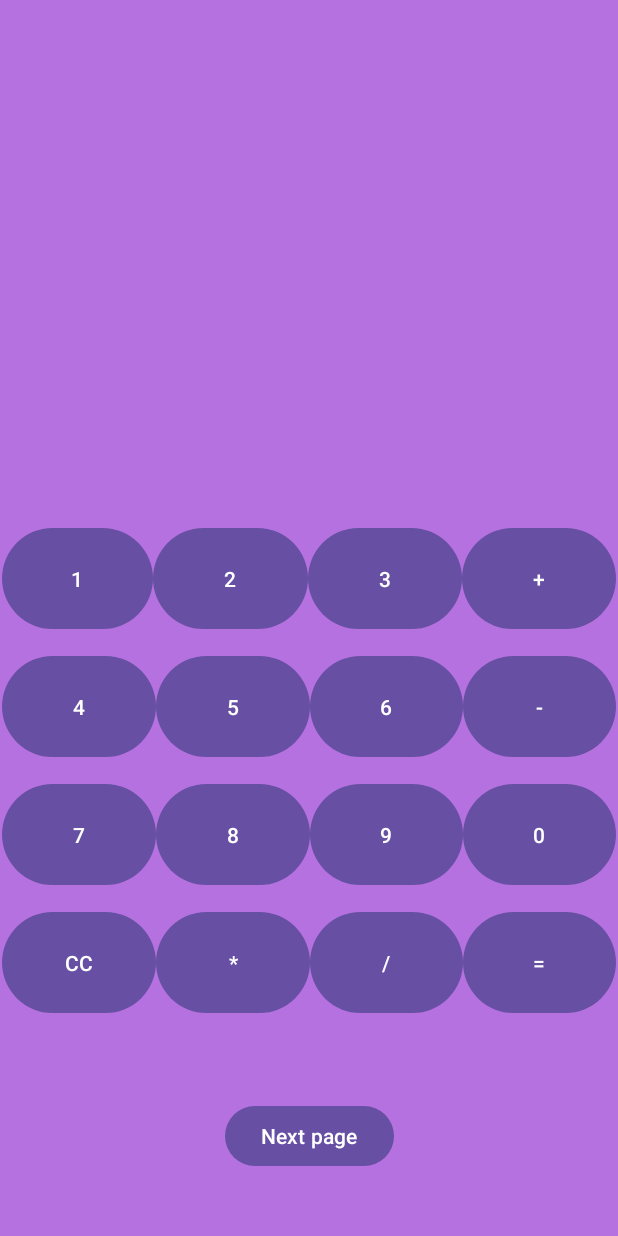
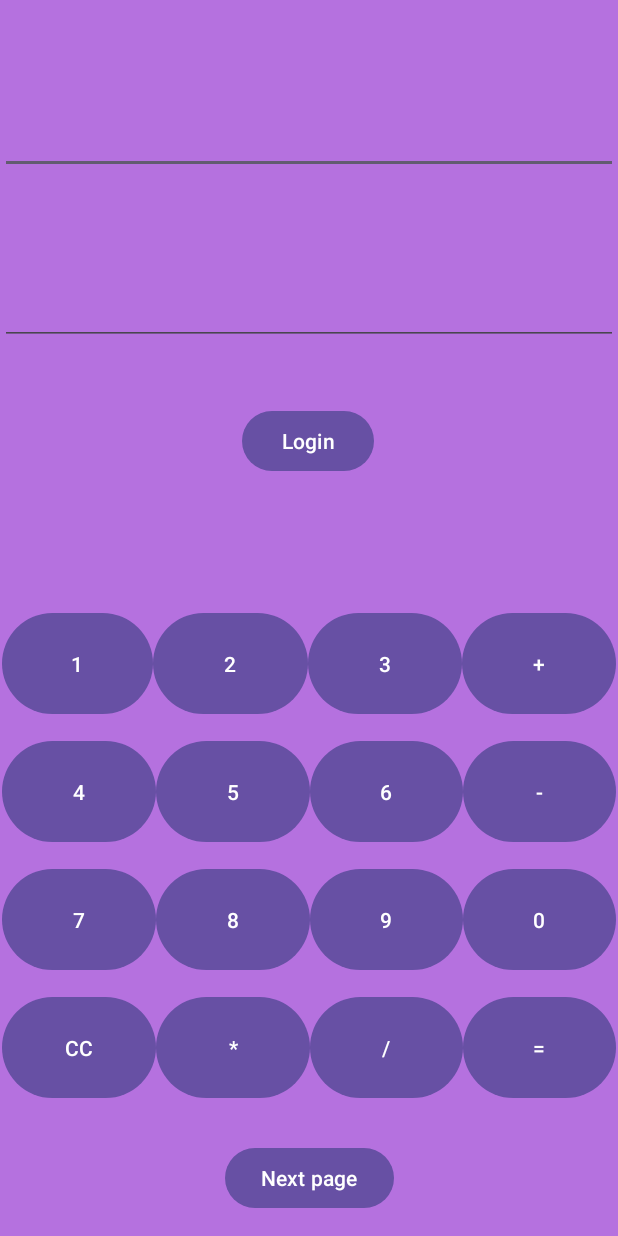
Before and after one commit to Nanthana2003/appDev, an Android app: the screen it shows after launch (MainActivity), on a phone screen of 412 x 824 dp. Run offline under Robolectric (Android 15) with nearby library versions, the phone set to English and light mode, and no system bars.

Commit message:
login system

```diff
--- a/app/build.gradle
+++ b/app/build.gradle
@@ -38,4 +38,5 @@
     androidTestImplementation libs.ext.junit
     androidTestImplementation libs.espresso.core
     implementation 'net.objecthunter:exp4j:0.4.8'
+    implementation "com.squareup.okhttp3:okhttp:4.9.0"
 }
--- a/app/src/main/res/layout/activity_main.xml
+++ b/app/src/main/res/layout/activity_main.xml
@@ -9,17 +9,17 @@
     tools:context=".MainActivity">
 
     <TextView
+        android:id="@+id/ans"
         android:layout_width="wrap_content"
         android:layout_height="wrap_content"
         android:text=""
         android:textSize="32dp"
-        android:id="@+id/ans"
         app:layout_constraintBottom_toBottomOf="parent"
         app:layout_constraintEnd_toEndOf="parent"
-        app:layout_constraintHorizontal_bias="0.498"
+        app:layout_constraintHorizontal_bias="0.897"
         app:layout_constraintStart_toStartOf="parent"
         app:layout_constraintTop_toTopOf="parent"
-        app:layout_constraintVertical_bias="0.219" />
+        app:layout_constraintVertical_bias="0.364" />
 
     <LinearLayout
         android:id="@+id/linearLayout"
@@ -211,4 +211,39 @@
         app:layout_constraintStart_toStartOf="parent"
         app:layout_constraintTop_toBottomOf="@+id/linearLayout" />
 
+    <Button
+        android:id="@+id/loginb"
+        android:layout_width="wrap_content"
+        android:layout_height="wrap_content"
+        android:onClick="loginFunc"
+        android:text="Login"
+        app:layout_constraintBottom_toBottomOf="parent"
+        app:layout_constraintEnd_toEndOf="parent"
+        app:layout_constraintHorizontal_bias="0.498"
+        app:layout_constraintStart_toStartOf="parent"
+        app:layout_constraintTop_toTopOf="parent"
+        app:layout_constraintVertical_bias="0.348" />
+
+    <EditText
+        android:layout_width="match_parent"
+        android:layout_height="100dp"
+        android:id="@+id/name"
+        app:layout_constraintBottom_toBottomOf="parent"
+        app:layout_constraintEnd_toEndOf="parent"
+        app:layout_constraintHorizontal_bias="0.0"
+        app:layout_constraintStart_toStartOf="parent"
+        app:layout_constraintTop_toTopOf="parent"
+        app:layout_constraintVertical_bias="0.022" />
+
+    <EditText
+        android:id="@+id/password"
+        android:layout_width="match_parent"
+        android:layout_height="100dp"
+        app:layout_constraintBottom_toBottomOf="parent"
+        app:layout_constraintEnd_toEndOf="parent"
+        app:layout_constraintHorizontal_bias="1.0"
+        app:layout_constraintStart_toStartOf="parent"
+        app:layout_constraintTop_toTopOf="parent"
+        app:layout_constraintVertical_bias="0.18" />
+
 </androidx.constraintlayout.widget.ConstraintLayout>
```
Also changed, not shown: app/src/main/AndroidManifest.xml (+11 -1 lines), app/src/main/java/com/example/myapplication/Activity_3.java (added, +15 -0 lines), app/src/main/java/com/example/myapplication/MainActivity.java (+101 -1 lines), app/src/main/res/layout/activity_3.xml (added, +17 -0 lines).
